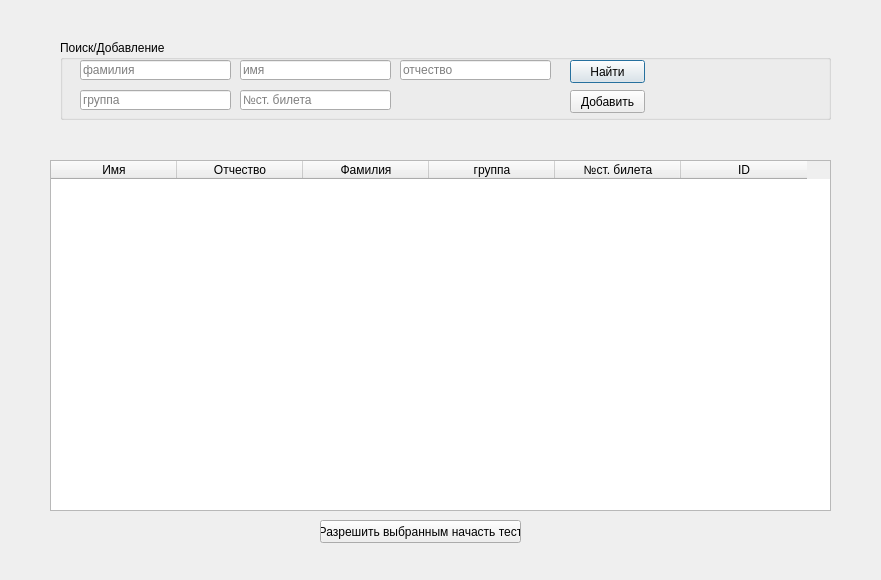
Above: gui_client/studcontrolwindow.ui from turok-m-a/tester-server before the change. Below: the same form after it.
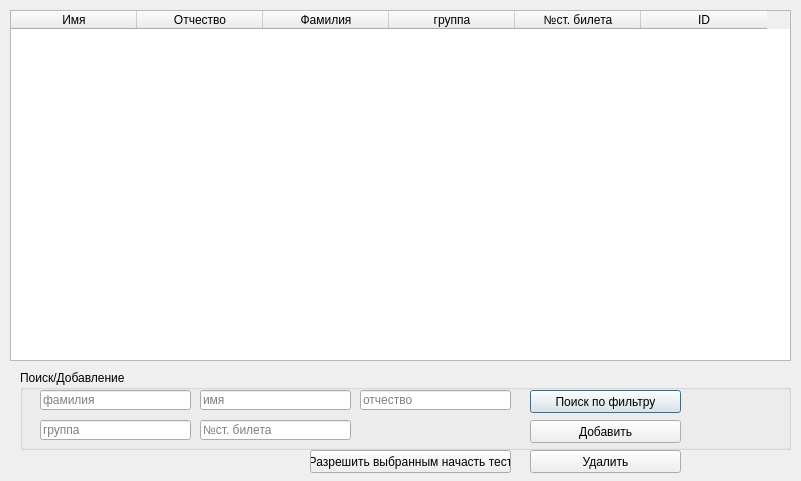
That is the form after the change.

```diff
--- a/gui_client/studcontrolwindow.ui
+++ b/gui_client/studcontrolwindow.ui
@@ -6,8 +6,8 @@
    <rect>
     <x>0</x>
     <y>0</y>
-    <width>881</width>
-    <height>580</height>
+    <width>801</width>
+    <height>481</height>
    </rect>
   </property>
   <property name="windowTitle">
@@ -16,8 +16,8 @@
   <widget class="QGroupBox" name="groupBox">
    <property name="geometry">
     <rect>
-     <x>60</x>
-     <y>40</y>
+     <x>20</x>
+     <y>370</y>
      <width>771</width>
      <height>80</height>
     </rect>
@@ -98,12 +98,12 @@
      <rect>
       <x>510</x>
       <y>20</y>
-      <width>75</width>
+      <width>151</width>
       <height>23</height>
      </rect>
     </property>
     <property name="text">
-     <string>Найти</string>
+     <string>Поиск по фильтру</string>
     </property>
    </widget>
    <widget class="QPushButton" name="addButton">
@@ -111,7 +111,7 @@
      <rect>
       <x>510</x>
       <y>50</y>
-      <width>75</width>
+      <width>151</width>
       <height>23</height>
      </rect>
     </property>
@@ -123,8 +123,8 @@
   <widget class="QTableWidget" name="tableWidget">
    <property name="geometry">
     <rect>
-     <x>50</x>
-     <y>160</y>
+     <x>10</x>
+     <y>10</y>
      <width>781</width>
      <height>351</height>
     </rect>
@@ -178,9 +178,9 @@
   <widget class="QPushButton" name="delete_2">
    <property name="geometry">
     <rect>
-     <x>360</x>
-     <y>520</y>
-     <width>121</width>
+     <x>530</x>
+     <y>450</y>
+     <width>151</width>
      <height>23</height>
     </rect>
    </property>
@@ -191,8 +191,8 @@
   <widget class="QPushButton" name="addStudentToExam">
    <property name="geometry">
     <rect>
-     <x>320</x>
-     <y>520</y>
+     <x>310</x>
+     <y>450</y>
      <width>201</width>
      <height>23</height>
     </rect>
```
